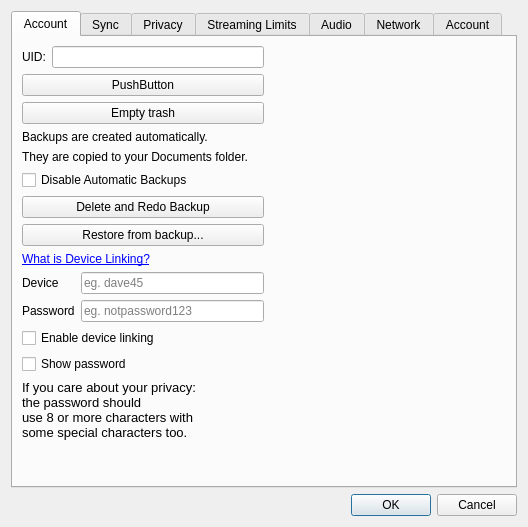
Before: the Qt Designer form cdcx/config.ui in blindchimp/dwyco, drawn with Qt 5.
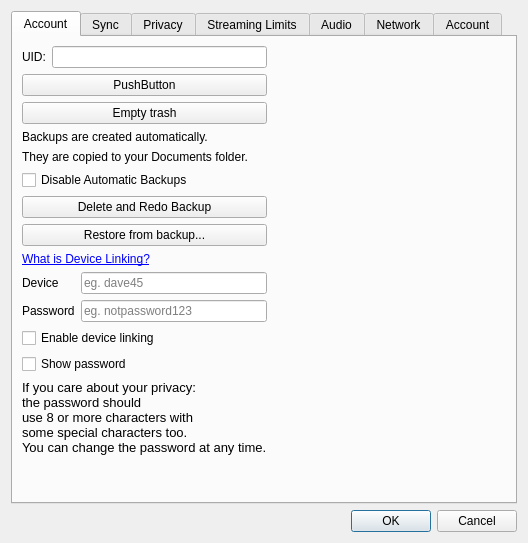
After: the same form once the commit is applied. The open tabs and pages were chosen to show the change.

Commit message:
fix some bugs in group join stuff
still has some bugs, esp as it related to when the "alt_name" become valid inside the core. the whole "we're waiting for the key" state needs to be redone to make it an official state instead of just something that happens by accident.

```diff
--- a/cdcx/config.ui
+++ b/cdcx/config.ui
@@ -7,7 +7,7 @@
     <x>0</x>
     <y>0</y>
     <width>528</width>
-    <height>527</height>
+    <height>543</height>
    </rect>
   </property>
   <property name="windowTitle">
@@ -219,7 +219,7 @@
 li.unchecked::marker { content: &quot;\2610&quot;; }
 li.checked::marker { content: &quot;\2612&quot;; }
 &lt;/style&gt;&lt;/head&gt;&lt;body style=&quot; font-family:'Fira Sans'; font-size:10pt; font-weight:400; font-style:normal;&quot;&gt;
-&lt;p style=&quot; margin-top:12px; margin-bottom:12px; margin-left:0px; margin-right:0px; -qt-block-indent:0; text-indent:0px;&quot;&gt;If you care about your privacy:&lt;br&gt;the password should &lt;br /&gt;use 8 or more characters with&lt;br /&gt;some special characters too.&lt;/p&gt;&lt;/body&gt;&lt;/html&gt;</string>
+&lt;p style=&quot; margin-top:12px; margin-bottom:12px; margin-left:0px; margin-right:0px; -qt-block-indent:0; text-indent:0px;&quot;&gt;If you care about your privacy:&lt;br&gt;the password should &lt;br /&gt;use 8 or more characters with&lt;br /&gt;some special characters too.&lt;br /&gt;You can change the password at any time.&lt;/p&gt;&lt;/body&gt;&lt;/html&gt;</string>
          </property>
         </widget>
        </item>
```
Left out of the diff: 2 changed lines with no effect on the pictures. The commit also changes 1 other file.
